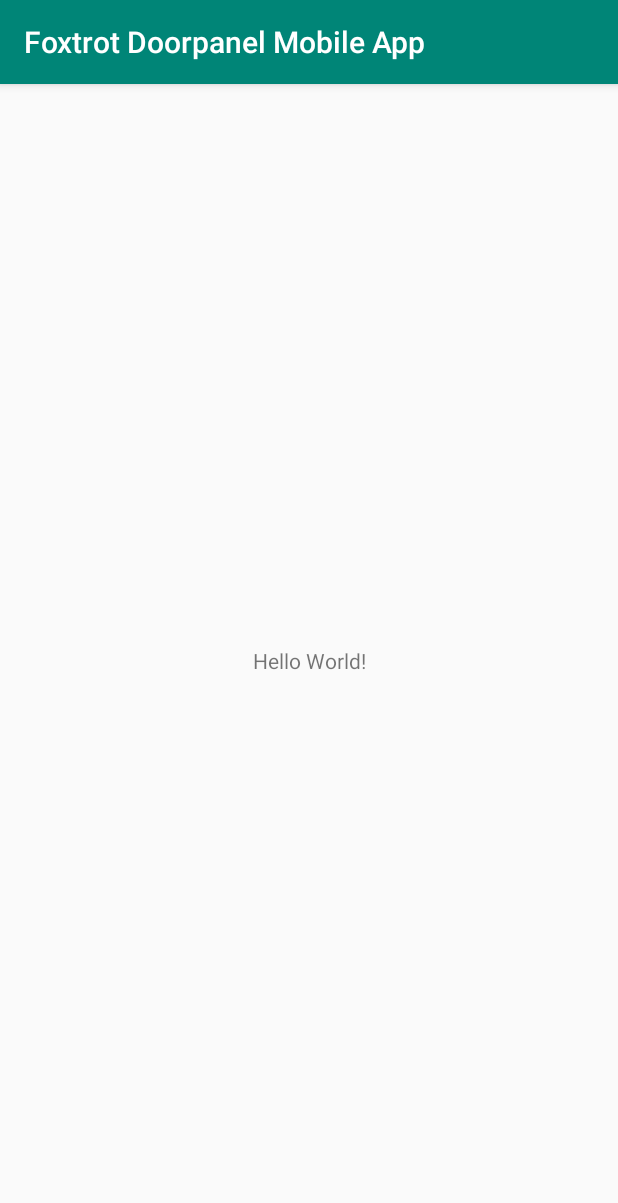
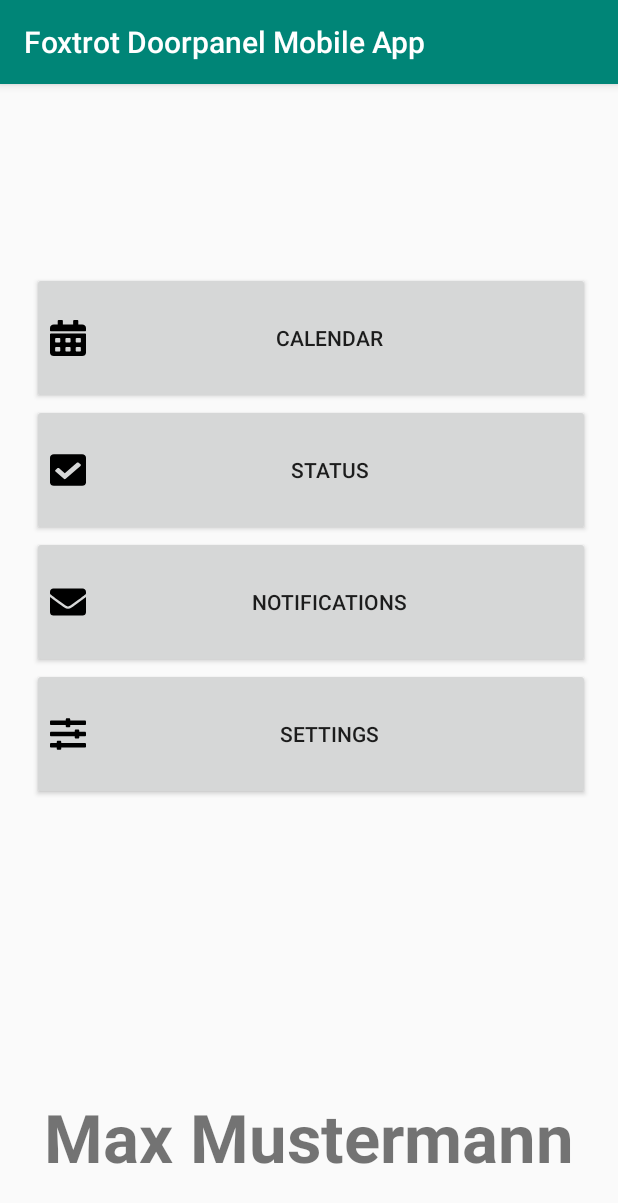
Before and after one commit to artvopilov/tud_door_panel, an Android app: the screen it shows after launch (MainActivity), on a phone screen of 412 x 824 dp. Shown: the top 1203 px of the screen. Run offline under Robolectric (Android 15) with nearby library versions, the phone set to English and light mode, and no system bars.

Commit message:
added font awsome icons(CC-BY), weekview lib (apache license) and activity to make appointments

```diff
--- a/app/build.gradle
+++ b/app/build.gradle
@@ -22,7 +22,9 @@ dependencies {
     implementation fileTree(dir: 'libs', include: ['*.jar'])
     implementation 'com.android.support:appcompat-v7:28.0.0'
     implementation 'com.android.support.constraint:constraint-layout:1.1.3'
+    implementation 'com.android.support:design:28.0.0'
     testImplementation 'junit:junit:4.12'
     androidTestImplementation 'com.android.support.test:runner:1.0.2'
     androidTestImplementation 'com.android.support.test.espresso:espresso-core:3.0.2'
+    api 'com.github.alamkanak:android-week-view:1.2.6'
 }
--- a/app/src/main/AndroidManifest.xml
+++ b/app/src/main/AndroidManifest.xml
@@ -16,6 +16,15 @@
                 <category android:name="android.intent.category.LAUNCHER" />
             </intent-filter>
         </activity>
+        <activity
+            android:name=".makeAppointment"
+            android:label="@string/title_activity_make_appointment"
+            android:parentActivityName=".MainActivity"
+            android:theme="@style/AppTheme.NoActionBar">
+            <meta-data
+                android:name="android.support.PARENT_ACTIVITY"
+                android:value="de.tu_darmstadt.foxtrot.foxtrot_doorpanel_app.MainActivity" />
+        </activity>
     </application>
 
 </manifest>
--- a/app/src/main/java/de/tu_darmstadt/foxtrot/foxtrot_doorpanel_app/MainActivity.java
+++ b/app/src/main/java/de/tu_darmstadt/foxtrot/foxtrot_doorpanel_app/MainActivity.java
@@ -2,6 +2,9 @@ package de.tu_darmstadt.foxtrot.foxtrot_doorpanel_app;
 
 import android.os.Bundle;
 import android.support.v7.app.AppCompatActivity;
+import android.view.View;
+import android.widget.Button;
+import android.widget.ImageButton;
 
 public class MainActivity extends AppCompatActivity {
 
@@ -9,5 +12,12 @@ public class MainActivity extends AppCompatActivity {
     protected void onCreate(Bundle savedInstanceState) {
         super.onCreate(savedInstanceState);
         setContentView(R.layout.activity_main);
+        ImageButton calendarButton = findViewById(R.id.b7);
+        calendarButton.setOnClickListener(new View.OnClickListener() {
+            @Override
+            public void onClick(View v) {
+                setContentView(R.layout.activity_make_appointment);
+            }
+        });
     }
 }
--- /dev/null
+++ b/app/src/main/java/de/tu_darmstadt/foxtrot/foxtrot_doorpanel_app/makeAppointment.java
@@ -0,0 +1,30 @@
+package de.tu_darmstadt.foxtrot.foxtrot_doorpanel_app;
+
+import android.os.Bundle;
+import android.support.design.widget.FloatingActionButton;
+import android.support.design.widget.Snackbar;
+import android.support.v7.app.AppCompatActivity;
+import android.support.v7.widget.Toolbar;
+import android.view.View;
+
+public class makeAppointment extends AppCompatActivity {
+
+    @Override
+    protected void onCreate(Bundle savedInstanceState) {
+        super.onCreate(savedInstanceState);
+        setContentView(R.layout.activity_make_appointment);
+        Toolbar toolbar = (Toolbar) findViewById(R.id.toolbar);
+        setSupportActionBar(toolbar);
+
+        FloatingActionButton fab = (FloatingActionButton) findViewById(R.id.fab);
+        fab.setOnClickListener(new View.OnClickListener() {
+            @Override
+            public void onClick(View view) {
+                Snackbar.make(view, "Replace with your own action", Snackbar.LENGTH_LONG)
+                        .setAction("Action", null).show();
+            }
+        });
+        getSupportActionBar().setDisplayHomeAsUpEnabled(true);
+    }
+
+}
--- /dev/null
+++ b/app/src/main/res/drawable/ic_calendar_alt.xml
@@ -0,0 +1,4 @@
+<vector android:height="24dp" android:viewportHeight="512"
+    android:viewportWidth="448" android:width="24dp" xmlns:android="http://schemas.android.com/apk/res/android">
+    <path android:fillColor="#FF000000" android:pathData="M436,160L12,160c-6.6,0 -12,-5.4 -12,-12v-36c0,-26.5 21.5,-48 48,-48h48L96,12c0,-6.6 5.4,-12 12,-12h40c6.6,0 12,5.4 12,12v52h128L288,12c0,-6.6 5.4,-12 12,-12h40c6.6,0 12,5.4 12,12v52h48c26.5,0 48,21.5 48,48v36c0,6.6 -5.4,12 -12,12zM12,192h424c6.6,0 12,5.4 12,12v260c0,26.5 -21.5,48 -48,48L48,512c-26.5,0 -48,-21.5 -48,-48L0,204c0,-6.6 5.4,-12 12,-12zM128,396c0,-6.6 -5.4,-12 -12,-12L76,384c-6.6,0 -12,5.4 -12,12v40c0,6.6 5.4,12 12,12h40c6.6,0 12,-5.4 12,-12v-40zM128,268c0,-6.6 -5.4,-12 -12,-12L76,256c-6.6,0 -12,5.4 -12,12v40c0,6.6 5.4,12 12,12h40c6.6,0 12,-5.4 12,-12v-40zM256,396c0,-6.6 -5.4,-12 -12,-12h-40c-6.6,0 -12,5.4 -12,12v40c0,6.6 5.4,12 12,12h40c6.6,0 12,-5.4 12,-12v-40zM256,268c0,-6.6 -5.4,-12 -12,-12h-40c-6.6,0 -12,5.4 -12,12v40c0,6.6 5.4,12 12,12h40c6.6,0 12,-5.4 12,-12v-40zM384,396c0,-6.6 -5.4,-12 -12,-12h-40c-6.6,0 -12,5.4 -12,12v40c0,6.6 5.4,12 12,12h40c6.6,0 12,-5.4 12,-12v-40zM384,268c0,-6.6 -5.4,-12 -12,-12h-40c-6.6,0 -12,5.4 -12,12v40c0,6.6 5.4,12 12,12h40c6.6,0 12,-5.4 12,-12v-40z"/>
+</vector>
--- /dev/null
+++ b/foxtrotdoorpanelmobileapp/src/main/res/drawable/ic_calendar_alt.xml
@@ -0,0 +1,4 @@
+<vector android:height="24dp" android:viewportHeight="512"
+    android:viewportWidth="448" android:width="24dp" xmlns:android="http://schemas.android.com/apk/res/android">
+    <path android:fillColor="#FF000000" android:pathData="M436,160L12,160c-6.6,0 -12,-5.4 -12,-12v-36c0,-26.5 21.5,-48 48,-48h48L96,12c0,-6.6 5.4,-12 12,-12h40c6.6,0 12,5.4 12,12v52h128L288,12c0,-6.6 5.4,-12 12,-12h40c6.6,0 12,5.4 12,12v52h48c26.5,0 48,21.5 48,48v36c0,6.6 -5.4,12 -12,12zM12,192h424c6.6,0 12,5.4 12,12v260c0,26.5 -21.5,48 -48,48L48,512c-26.5,0 -48,-21.5 -48,-48L0,204c0,-6.6 5.4,-12 12,-12zM128,396c0,-6.6 -5.4,-12 -12,-12L76,384c-6.6,0 -12,5.4 -12,12v40c0,6.6 5.4,12 12,12h40c6.6,0 12,-5.4 12,-12v-40zM128,268c0,-6.6 -5.4,-12 -12,-12L76,256c-6.6,0 -12,5.4 -12,12v40c0,6.6 5.4,12 12,12h40c6.6,0 12,-5.4 12,-12v-40zM256,396c0,-6.6 -5.4,-12 -12,-12h-40c-6.6,0 -12,5.4 -12,12v40c0,6.6 5.4,12 12,12h40c6.6,0 12,-5.4 12,-12v-40zM256,268c0,-6.6 -5.4,-12 -12,-12h-40c-6.6,0 -12,5.4 -12,12v40c0,6.6 5.4,12 12,12h40c6.6,0 12,-5.4 12,-12v-40zM384,396c0,-6.6 -5.4,-12 -12,-12h-40c-6.6,0 -12,5.4 -12,12v40c0,6.6 5.4,12 12,12h40c6.6,0 12,-5.4 12,-12v-40zM384,268c0,-6.6 -5.4,-12 -12,-12h-40c-6.6,0 -12,5.4 -12,12v40c0,6.6 5.4,12 12,12h40c6.6,0 12,-5.4 12,-12v-40z"/>
+</vector>
--- /dev/null
+++ b/foxtrotdoorpanelmobileapp/src/main/res/drawable/ic_check_square.xml
@@ -0,0 +1,4 @@
+<vector android:height="24dp" android:viewportHeight="512"
+    android:viewportWidth="448" android:width="24dp" xmlns:android="http://schemas.android.com/apk/res/android">
+    <path android:fillColor="#FF000000" android:pathData="M400,480L48,480c-26.51,0 -48,-21.49 -48,-48L0,80c0,-26.51 21.49,-48 48,-48h352c26.51,0 48,21.49 48,48v352c0,26.51 -21.49,48 -48,48zM195.314,381.941l184,-184c6.248,-6.248 6.248,-16.379 0,-22.627l-22.627,-22.627c-6.248,-6.248 -16.379,-6.249 -22.628,0L184,302.745l-70.059,-70.059c-6.248,-6.248 -16.379,-6.248 -22.628,0l-22.627,22.627c-6.248,6.248 -6.248,16.379 0,22.627l104,104c6.249,6.25 16.379,6.25 22.628,0.001z"/>
+</vector>
--- /dev/null
+++ b/foxtrotdoorpanelmobileapp/src/main/res/drawable/ic_envelope.xml
@@ -0,0 +1,4 @@
+<vector android:height="24dp" android:viewportHeight="512"
+    android:viewportWidth="512" android:width="24dp" xmlns:android="http://schemas.android.com/apk/res/android">
+    <path android:fillColor="#FF000000" android:pathData="M502.3,190.8c3.9,-3.1 9.7,-0.2 9.7,4.7V400c0,26.5 -21.5,48 -48,48H48c-26.5,0 -48,-21.5 -48,-48V195.6c0,-5 5.7,-7.8 9.7,-4.7 22.4,17.4 52.1,39.5 154.1,113.6 21.1,15.4 56.7,47.8 92.2,47.6 35.7,0.3 72,-32.8 92.3,-47.6 102,-74.1 131.6,-96.3 154,-113.7zM256,320c23.2,0.4 56.6,-29.2 73.4,-41.4 132.7,-96.3 142.8,-104.7 173.4,-128.7 5.8,-4.5 9.2,-11.5 9.2,-18.9v-19c0,-26.5 -21.5,-48 -48,-48H48C21.5,64 0,85.5 0,112v19c0,7.4 3.4,14.3 9.2,18.9 30.6,23.9 40.7,32.4 173.4,128.7 16.8,12.2 50.2,41.8 73.4,41.4z"/>
+</vector>
--- /dev/null
+++ b/foxtrotdoorpanelmobileapp/src/main/res/drawable/ic_sliders_h.xml
@@ -0,0 +1,4 @@
+<vector android:height="24dp" android:viewportHeight="512"
+    android:viewportWidth="512" android:width="24dp" xmlns:android="http://schemas.android.com/apk/res/android">
+    <path android:fillColor="#FF000000" android:pathData="M496,384L160,384v-16c0,-8.8 -7.2,-16 -16,-16h-32c-8.8,0 -16,7.2 -16,16v16L16,384c-8.8,0 -16,7.2 -16,16v32c0,8.8 7.2,16 16,16h80v16c0,8.8 7.2,16 16,16h32c8.8,0 16,-7.2 16,-16v-16h336c8.8,0 16,-7.2 16,-16v-32c0,-8.8 -7.2,-16 -16,-16zM496,224h-80v-16c0,-8.8 -7.2,-16 -16,-16h-32c-8.8,0 -16,7.2 -16,16v16L16,224c-8.8,0 -16,7.2 -16,16v32c0,8.8 7.2,16 16,16h336v16c0,8.8 7.2,16 16,16h32c8.8,0 16,-7.2 16,-16v-16h80c8.8,0 16,-7.2 16,-16v-32c0,-8.8 -7.2,-16 -16,-16zM496,64L288,64L288,48c0,-8.8 -7.2,-16 -16,-16h-32c-8.8,0 -16,7.2 -16,16v16L16,64C7.2,64 0,71.2 0,80v32c0,8.8 7.2,16 16,16h208v16c0,8.8 7.2,16 16,16h32c8.8,0 16,-7.2 16,-16v-16h208c8.8,0 16,-7.2 16,-16L512,80c0,-8.8 -7.2,-16 -16,-16z"/>
+</vector>
--- a/foxtrotdoorpanelmobileapp/src/main/res/layout/activity_main.xml
+++ b/foxtrotdoorpanelmobileapp/src/main/res/layout/activity_main.xml
@@ -6,13 +6,78 @@
     android:layout_height="match_parent"
     tools:context=".MainActivity">
 
+    <ScrollView
+        android:id="@+id/scrollView2"
+        android:layout_width="372dp"
+        android:layout_height="375dp"
+        android:layout_marginStart="7dp"
+        android:layout_marginTop="7dp"
+        android:layout_marginEnd="5dp"
+        android:layout_marginBottom="53dp"
+        app:layout_constraintBottom_toTopOf="@+id/textView2"
+        app:layout_constraintEnd_toEndOf="parent"
+        app:layout_constraintStart_toStartOf="parent"
+        app:layout_constraintTop_toTopOf="parent">
+
+        <LinearLayout
+            android:layout_width="match_parent"
+            android:layout_height="wrap_content"
+            android:orientation="vertical">
+
+            <Button
+                android:id="@+id/button2"
+                android:layout_width="match_parent"
+                android:layout_height="88dp"
+                android:drawableLeft="@drawable/ic_calendar_alt"
+                android:text="Calendar"
+                app:layout_constraintBottom_toBottomOf="parent"
+                app:layout_constraintEnd_toStartOf="@+id/scrollView2"
+                app:layout_constraintHorizontal_bias="0.5"
+                app:layout_constraintStart_toStartOf="parent"
+                app:layout_constraintTop_toTopOf="parent"
+                app:layout_constraintVertical_bias="1.0" />
+
+            <Button
+                android:id="@+id/button3"
+                android:layout_width="match_parent"
+                android:layout_height="88dp"
+                android:drawableLeft="@drawable/ic_check_square"
+                android:text="status"
+                tools:layout_editor_absoluteX="19dp"
+                tools:layout_editor_absoluteY="133dp" />
+
+            <Button
+                android:id="@+id/button4"
+                android:layout_width="match_parent"
+                android:layout_height="88dp"
+                android:drawableLeft="@drawable/ic_envelope"
+                android:text="notifications"
+                tools:layout_editor_absoluteX="19dp"
+                tools:layout_editor_absoluteY="233dp" />
+
+            <Button
+                android:id="@+id/button5"
+                android:layout_width="match_parent"
+                android:layout_height="88dp"
+                android:drawableLeft="@drawable/ic_sliders_h"
+                android:text="settings"
+                tools:layout_editor_absoluteX="19dp"
+                tools:layout_editor_absoluteY="233dp" />
+        </LinearLayout>
+    </ScrollView>
+
     <TextView
-        android:layout_width="wrap_content"
-        android:layout_height="wrap_content"
-        android:text="Hello World!"
+        android:id="@+id/textView2"
+        android:layout_width="356dp"
+        android:layout_height="88dp"
+        android:layout_marginBottom="8dp"
+        android:autoSizeTextType="uniform"
+        android:text="Max Mustermann"
+        android:textAlignment="center"
+        android:textStyle="bold"
         app:layout_constraintBottom_toBottomOf="parent"
-        app:layout_constraintLeft_toLeftOf="parent"
-        app:layout_constraintRight_toRightOf="parent"
-        app:layout_constraintTop_toTopOf="parent" />
+        app:layout_constraintEnd_toEndOf="parent"
+        app:layout_constraintHorizontal_bias="0.5"
+        app:layout_constraintStart_toStartOf="parent" />
 
 </android.support.constraint.ConstraintLayout>
```
